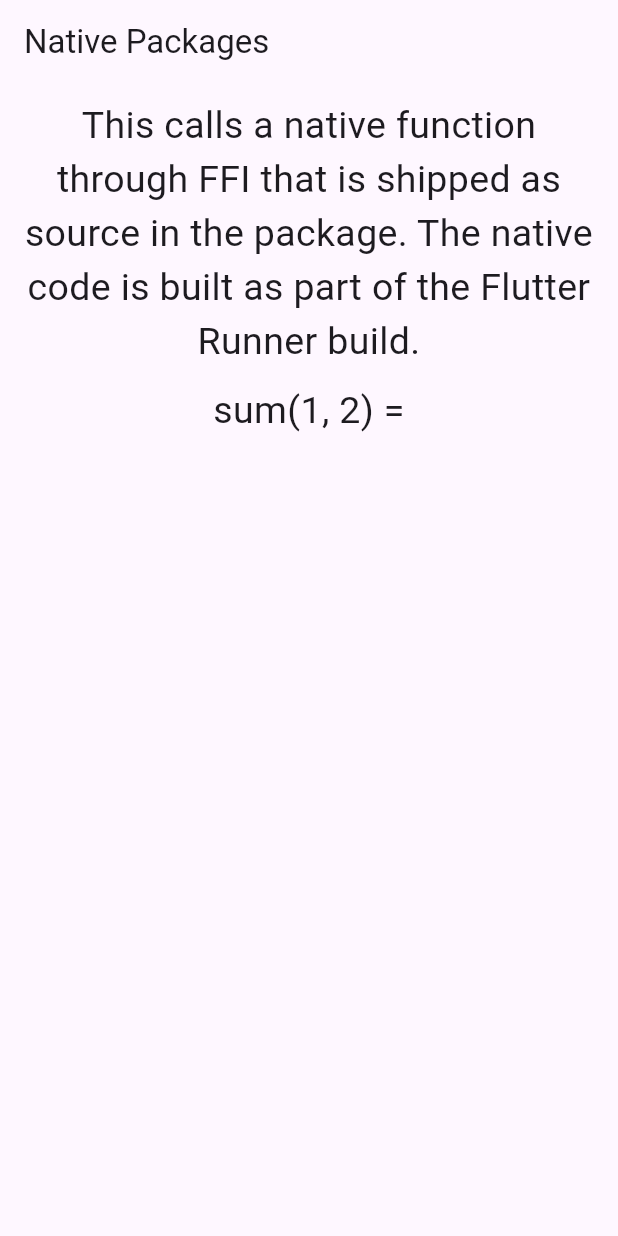
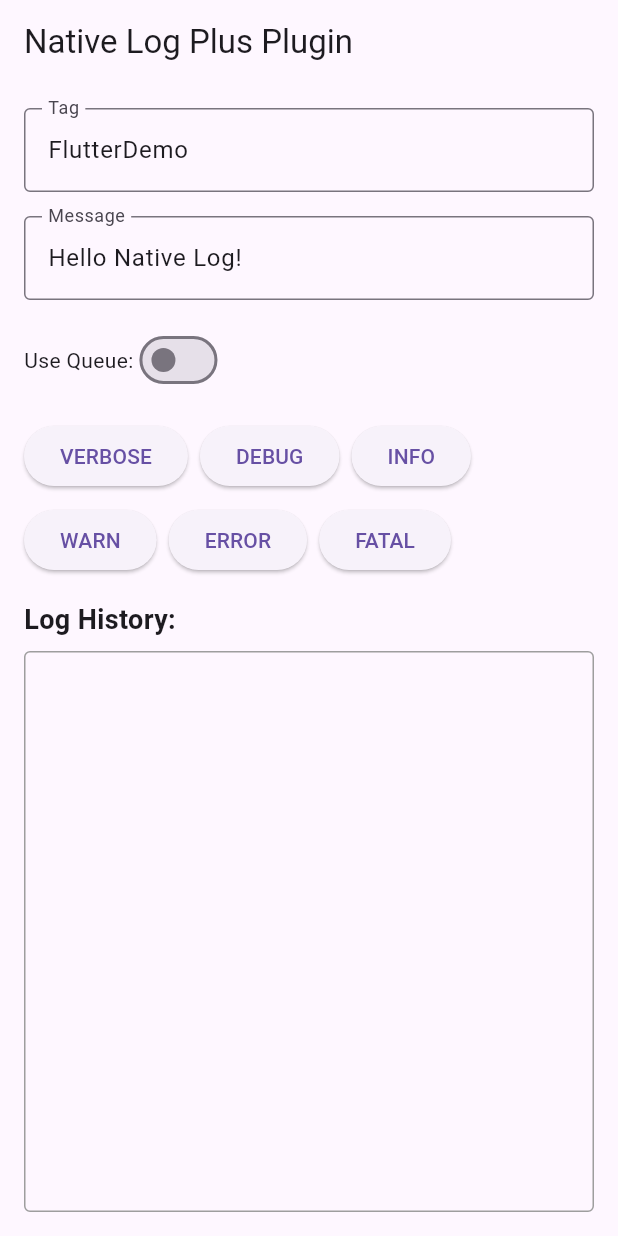
Before and after one commit to JieSmart/native_log, a Flutter app: the screen it shows after launch, on a phone screen of 412 x 824 dp. Run offline on Flutter 3.47's test engine with Material 3 defaults, Android fonts, the phone set to English and light mode, and no system bars; missing offline and left inert: dart:ffi.

Commit message:
feat:优化日志功能和示例应用
- 统一 Android 和 iOS 平台的日志显示格式
- 添加日志时间戳功能
- 合并 iOS 平台的日志类型处理逻辑
- 优化控制台输出，确保日志信息及时刷新
- 完善示例应用，提供完整的日志测试界面
-重构部分代码，提高可维护性

```diff
--- a/example/lib/main.dart
+++ b/example/lib/main.dart
@@ -1,7 +1,5 @@
 import 'package:flutter/material.dart';
-import 'dart:async';
-
-import 'package:native_log/native_log.dart' as native_log;
+import 'package:native_log_plus/native_log.dart' as native_log;
 
 void main() {
   runApp(const MyApp());
@@ -15,42 +13,131 @@ class MyApp extends StatefulWidget {
 }
 
 class _MyAppState extends State<MyApp> {
+  final TextEditingController _tagController = TextEditingController();
+  final TextEditingController _messageController = TextEditingController();
+  bool _useQueue = false;
+  List<String> _logHistory = [];
 
   @override
   void initState() {
     super.initState();
-    native_log.customLog(native_log.LogLevel.info, "xxxxxsaafdsafgesdafdsa", "xxxxxx");
+    _tagController.text = 'FlutterDemo';
+    _messageController.text = 'Hello Native Log!';
+  }
+
+  void _logMessage(int level, String levelName) {
+    final tag = _tagController.text;
+    final message = _messageController.text;
+
+    if (_useQueue) {
+      native_log.customLogWithQueue(level, tag, message);
+    } else {
+      native_log.customLog(level, tag, message);
+    }
+
+    setState(() {
+      _logHistory.insert(0, '[$levelName] $tag: $message');
+      if (_logHistory.length > 20) {
+        _logHistory.removeLast();
+      }
+    });
   }
 
   @override
   Widget build(BuildContext context) {
-    const textStyle = TextStyle(fontSize: 25);
-    const spacerSmall = SizedBox(height: 10);
     return MaterialApp(
       home: Scaffold(
         appBar: AppBar(
-          title: const Text('Native Packages'),
+          title: const Text('Native Log Plus Plugin'),
         ),
-        body: SingleChildScrollView(
-          child: Container(
-            padding: const EdgeInsets.all(10),
-            child: Column(
-              children: [
-                const Text(
-                  'This calls a native function through FFI that is shipped as source in the package. '
-                  'The native code is built as part of the Flutter Runner build.',
-                  style: textStyle,
-                  textAlign: TextAlign.center,
+        body: Padding(
+          padding: const EdgeInsets.all(16.0),
+          child: Column(
+            crossAxisAlignment: CrossAxisAlignment.stretch,
+            children: [
+              TextField(
+                controller: _tagController,
+                decoration: const InputDecoration(
+                  labelText: 'Tag',
+                  border: OutlineInputBorder(),
                 ),
-                spacerSmall,
-                Text(
-                  'sum(1, 2) = ',
-                  style: textStyle,
-                  textAlign: TextAlign.center,
+              ),
+              const SizedBox(height: 16),
+              TextField(
+                controller: _messageController,
+                decoration: const InputDecoration(
+                  labelText: 'Message',
+                  border: OutlineInputBorder(),
                 ),
-                spacerSmall,
-              ],
-            ),
+              ),
+              const SizedBox(height: 16),
+              Row(
+                children: [
+                  const Text('Use Queue:'),
+                  Switch(
+                    value: _useQueue,
+                    onChanged: (value) {
+                      setState(() {
+                        _useQueue = value;
+                      });
+                    },
+                  ),
+                ],
+              ),
+              const SizedBox(height: 16),
+              Wrap(
+                spacing: 8,
+                runSpacing: 8,
+                children: [
+                  ElevatedButton(
+                    onPressed: () => _logMessage(native_log.LogLevel.verbose, 'VERBOSE'),
+                    child: const Text('VERBOSE'),
+                  ),
+                  ElevatedButton(
+                    onPressed: () => _logMessage(native_log.LogLevel.debug, 'DEBUG'),
+                    child: const Text('DEBUG'),
+                  ),
+                  ElevatedButton(
+                    onPressed: () => _logMessage(native_log.LogLevel.info, 'INFO'),
+                    child: const Text('INFO'),
+                  ),
+                  ElevatedButton(
+                    onPressed: () => _logMessage(native_log.LogLevel.warn, 'WARN'),
+                    child: const Text('WARN'),
+                  ),
+                  ElevatedButton(
+                    onPressed: () => _logMessage(native_log.LogLevel.error, 'ERROR'),
+                    child: const Text('ERROR'),
+                  ),
+                  ElevatedButton(
+                    onPressed: () => _logMessage(native_log.LogLevel.fatal, 'FATAL'),
+                    child: const Text('FATAL'),
+                  ),
+                ],
+              ),
+              const SizedBox(height: 16),
+              const Text(
+                'Log History:',
+                style: TextStyle(fontSize: 18, fontWeight: FontWeight.bold),
+              ),
+              const SizedBox(height: 8),
+              Expanded(
+                child: Container(
+                  decoration: BoxDecoration(
+                    border: Border.all(color: Colors.grey),
+                    borderRadius: BorderRadius.circular(4),
+                  ),
+                  child: ListView.builder(
+                    itemCount: _logHistory.length,
+                    itemBuilder: (context, index) {
+                      return ListTile(
+                        title: Text(_logHistory[index]),
+                      );
+                    },
+                  ),
+                ),
+              ),
+            ],
           ),
         ),
       ),
--- a/example/pubspec.yaml
+++ b/example/pubspec.yaml
@@ -31,9 +31,9 @@ dependencies:
   flutter:
     sdk: flutter
 
-  native_log:
+  native_log_plus:
     # When depending on this package from a real application you should use:
-    #   native_log: ^x.y.z
+    #   native_log_plus: ^x.y.z
     # See https://dart.dev/tools/pub/dependencies#version-constraints
     # The example app is bundled with the plugin so we use a path dependency on
     # the parent directory to use the current plugin's version.
--- a/pubspec.yaml
+++ b/pubspec.yaml
@@ -1,6 +1,6 @@
 name: native_log_plus
 description: "调用原生日志函数"
-version: 0.0.1
+version: 0.0.2
 repository: https://github.com/JieSmart/native_log
 issue_tracker: https://github.com/JieSmart/native_log/issues
 topics:
```
Also changed, not shown: lib/native_log.dart (+19 -21 lines), example/pubspec.lock, 4 other files.
